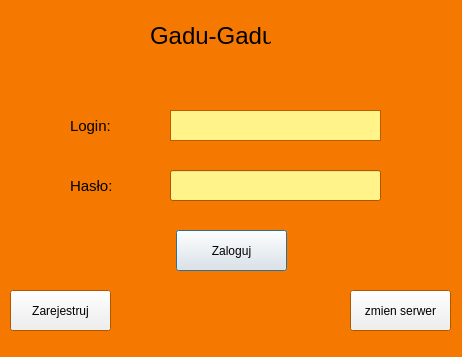
First picture: the form in clientGUI/loginwindow.ui, repository lukasz1303/Gadu-Gadu-SK2, before the edit.
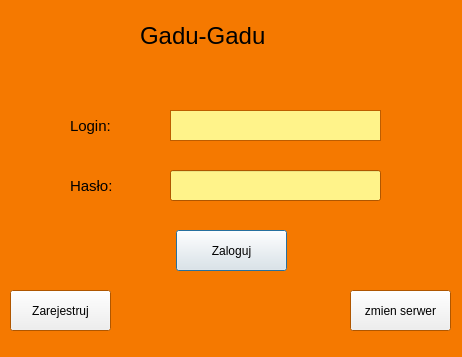
Second picture: the form after the edit. Icons and pictures are not drawn.

```diff
--- a/clientGUI/loginwindow.ui
+++ b/clientGUI/loginwindow.ui
@@ -81,9 +81,9 @@
    <widget class="QLabel" name="label">
     <property name="geometry">
      <rect>
-      <x>150</x>
+      <x>140</x>
       <y>10</y>
-      <width>121</width>
+      <width>161</width>
       <height>51</height>
      </rect>
     </property>
@@ -93,7 +93,7 @@
      </font>
     </property>
     <property name="text">
-     <string>Gadu-Gadu</string>
+     <string>Gadu-Gadu </string>
     </property>
    </widget>
    <widget class="QTextEdit" name="loginTextEdit">
@@ -198,7 +198,7 @@
    <widget class="QLabel" name="label_4">
     <property name="geometry">
      <rect>
-      <x>290</x>
+      <x>300</x>
       <y>10</y>
       <width>51</width>
       <height>51</height>
```
